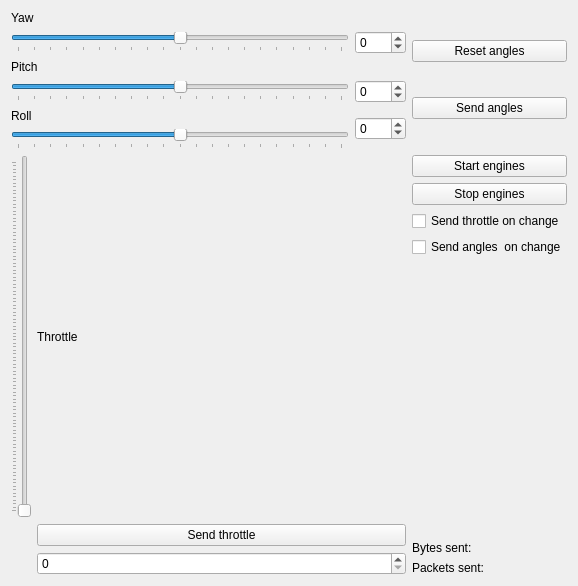
Qt form FlightController/Python/GraphicalController/gui.ui (debnera/arduino-quadcopter) before a commit.
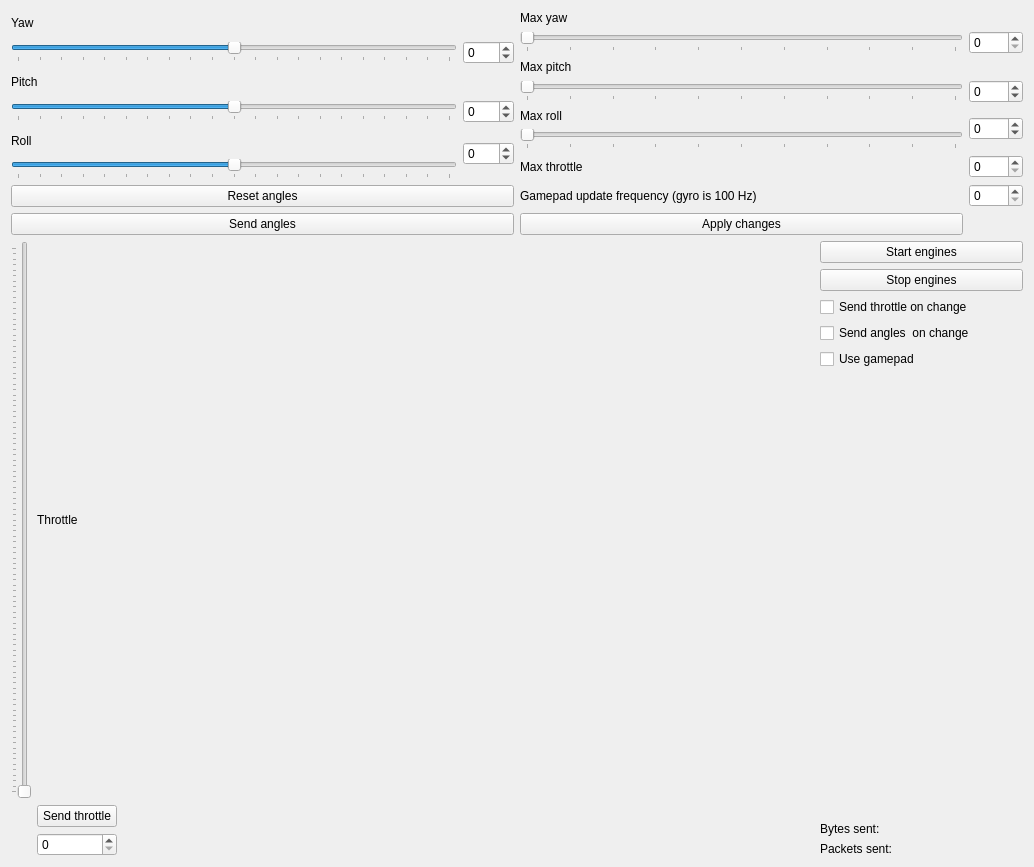
The same form after that commit.

Commit message: GraphicalController: Added more buttons and boxes for setting limits.

The edit to the form file:
```diff
--- a/FlightController/Python/GraphicalController/gui.ui
+++ b/FlightController/Python/GraphicalController/gui.ui
@@ -6,172 +6,22 @@
    <rect>
     <x>0</x>
     <y>0</y>
-    <width>578</width>
-    <height>586</height>
+    <width>1034</width>
+    <height>867</height>
    </rect>
   </property>
   <property name="windowTitle">
    <string>Form</string>
   </property>
-  <layout class="QGridLayout" name="gridLayout_3">
-   <item row="0" column="0">
-    <layout class="QGridLayout" name="gridLayout">
-     <item row="1" column="1">
-      <widget class="QSpinBox" name="angles_yaw_spinBox">
-       <property name="minimum">
-        <number>-100</number>
-       </property>
-       <property name="maximum">
-        <number>100</number>
-       </property>
-      </widget>
-     </item>
-     <item row="4" column="0">
-      <widget class="QLabel" name="roll_label">
-       <property name="text">
-        <string>Roll</string>
-       </property>
-      </widget>
-     </item>
-     <item row="4" column="1" rowspan="2">
-      <widget class="QSpinBox" name="angles_roll_spinBox">
-       <property name="minimum">
-        <number>-100</number>
-       </property>
-       <property name="maximum">
-        <number>100</number>
-       </property>
-      </widget>
-     </item>
-     <item row="5" column="0">
-      <widget class="QSlider" name="angles_roll_slider">
-       <property name="mouseTracking">
-        <bool>false</bool>
-       </property>
-       <property name="minimum">
-        <number>-100</number>
-       </property>
-       <property name="maximum">
-        <number>100</number>
-       </property>
-       <property name="orientation">
-        <enum>Qt::Horizontal</enum>
-       </property>
-       <property name="tickPosition">
-        <enum>QSlider::TicksBelow</enum>
-       </property>
-       <property name="tickInterval">
-        <number>10</number>
-       </property>
-      </widget>
-     </item>
-     <item row="2" column="0">
-      <widget class="QLabel" name="pitch_label">
-       <property name="text">
-        <string>Pitch</string>
-       </property>
-      </widget>
-     </item>
-     <item row="3" column="1">
-      <widget class="QSpinBox" name="angles_pitch_spinBox">
-       <property name="minimum">
-        <number>-100</number>
-       </property>
-       <property name="maximum">
-        <number>100</number>
-       </property>
-      </widget>
-     </item>
-     <item row="3" column="0">
-      <widget class="QSlider" name="angles_pitch_slider">
-       <property name="minimum">
-        <number>-100</number>
-       </property>
-       <property name="maximum">
-        <number>100</number>
-       </property>
-       <property name="orientation">
-        <enum>Qt::Horizontal</enum>
-       </property>
-       <property name="tickPosition">
-        <enum>QSlider::TicksBelow</enum>
-       </property>
-       <property name="tickInterval">
-        <number>10</number>
-       </property>
-      </widget>
-     </item>
-     <item row="1" column="0">
-      <widget class="QSlider" name="angles_yaw_slider">
-       <property name="minimum">
-        <number>-100</number>
-       </property>
-       <property name="maximum">
-        <number>100</number>
-       </property>
-       <property name="orientation">
-        <enum>Qt::Horizontal</enum>
-       </property>
-       <property name="tickPosition">
-        <enum>QSlider::TicksBelow</enum>
-       </property>
-       <property name="tickInterval">
-        <number>10</number>
-       </property>
-      </widget>
-     </item>
-     <item row="0" column="0">
-      <widget class="QLabel" name="yaw_label">
-       <property name="text">
-        <string>Yaw</string>
-       </property>
-      </widget>
-     </item>
-    </layout>
-   </item>
-   <item row="1" column="0">
-    <layout class="QGridLayout" name="gridLayout_2">
-     <item row="0" column="1">
-      <widget class="QLabel" name="throttle_label">
-       <property name="text">
-        <string>Throttle</string>
-       </property>
-      </widget>
-     </item>
-     <item row="0" column="0">
-      <widget class="QSlider" name="throttle_slider">
-       <property name="maximum">
-        <number>1000</number>
-       </property>
-       <property name="orientation">
-        <enum>Qt::Vertical</enum>
-       </property>
-       <property name="tickPosition">
-        <enum>QSlider::TicksAbove</enum>
-       </property>
-       <property name="tickInterval">
-        <number>10</number>
-       </property>
-      </widget>
-     </item>
-     <item row="2" column="1">
-      <widget class="QSpinBox" name="throttle_spinBox">
-       <property name="maximum">
-        <number>1000</number>
-       </property>
-      </widget>
-     </item>
-     <item row="1" column="1">
-      <widget class="QPushButton" name="throttle_send_btn">
-       <property name="text">
-        <string>Send throttle</string>
-       </property>
-      </widget>
-     </item>
-    </layout>
-   </item>
-   <item row="1" column="1">
+  <layout class="QGridLayout" name="gridLayout_4">
+   <item row="2" column="1">
     <layout class="QVBoxLayout" name="verticalLayout">
+     <property name="leftMargin">
+      <number>300</number>
+     </property>
+     <item>
+      <layout class="QHBoxLayout" name="horizontalLayout_2"/>
+     </item>
      <item>
       <widget class="QPushButton" name="start_btn">
        <property name="text">
@@ -200,6 +50,13 @@
        </property>
       </widget>
      </item>
+     <item>
+      <widget class="QCheckBox" name="use_gamepad_bool">
+       <property name="text">
+        <string>Use gamepad</string>
+       </property>
+      </widget>
+     </item>
      <item>
       <spacer name="verticalSpacer">
        <property name="orientation">
@@ -229,7 +86,268 @@
      </item>
     </layout>
    </item>
-   <item row="0" column="1">
+   <item row="0" column="0">
+    <layout class="QGridLayout" name="gridLayout">
+     <item row="1" column="1">
+      <widget class="QSpinBox" name="angles_yaw_spinBox">
+       <property name="minimum">
+        <number>-100</number>
+       </property>
+       <property name="maximum">
+        <number>100</number>
+       </property>
+      </widget>
+     </item>
+     <item row="4" column="0">
+      <widget class="QLabel" name="roll_label">
+       <property name="text">
+        <string>Roll</string>
+       </property>
+      </widget>
+     </item>
+     <item row="4" column="1" rowspan="2">
+      <widget class="QSpinBox" name="angles_roll_spinBox">
+       <property name="minimum">
+        <number>-100</number>
+       </property>
+       <property name="maximum">
+        <number>100</number>
+       </property>
+      </widget>
+     </item>
+     <item row="5" column="0">
+      <widget class="QSlider" name="angles_roll_slider">
+       <property name="mouseTracking">
+        <bool>false</bool>
+       </property>
+       <property name="minimum">
+        <number>-100</number>
+       </property>
+       <property name="maximum">
+        <number>100</number>
+       </property>
+       <property name="orientation">
+        <enum>Qt::Horizontal</enum>
+       </property>
+       <property name="tickPosition">
+        <enum>QSlider::TicksBelow</enum>
+       </property>
+       <property name="tickInterval">
+        <number>10</number>
+       </property>
+      </widget>
+     </item>
+     <item row="2" column="0">
+      <widget class="QLabel" name="pitch_label">
+       <property name="text">
+        <string>Pitch</string>
+       </property>
+      </widget>
+     </item>
+     <item row="3" column="1">
+      <widget class="QSpinBox" name="angles_pitch_spinBox">
+       <property name="minimum">
+        <number>-100</number>
+       </property>
+       <property name="maximum">
+        <number>100</number>
+       </property>
+      </widget>
+     </item>
+     <item row="3" column="0">
+      <widget class="QSlider" name="angles_pitch_slider">
+       <property name="minimum">
+        <number>-100</number>
+       </property>
+       <property name="maximum">
+        <number>100</number>
+       </property>
+       <property name="orientation">
+        <enum>Qt::Horizontal</enum>
+       </property>
+       <property name="tickPosition">
+        <enum>QSlider::TicksBelow</enum>
+       </property>
+       <property name="tickInterval">
+        <number>10</number>
+       </property>
+      </widget>
+     </item>
+     <item row="1" column="0">
+      <widget class="QSlider" name="angles_yaw_slider">
+       <property name="minimum">
+        <number>-100</number>
+       </property>
+       <property name="maximum">
+        <number>100</number>
+       </property>
+       <property name="orientation">
+        <enum>Qt::Horizontal</enum>
+       </property>
+       <property name="tickPosition">
+        <enum>QSlider::TicksBelow</enum>
+       </property>
+       <property name="tickInterval">
+        <number>10</number>
+       </property>
+      </widget>
+     </item>
+     <item row="0" column="0">
+      <widget class="QLabel" name="yaw_label">
+       <property name="text">
+        <string>Yaw</string>
+       </property>
+      </widget>
+     </item>
+    </layout>
+   </item>
+   <item row="0" column="1" rowspan="2">
+    <layout class="QGridLayout" name="gridLayout_3">
+     <item row="4" column="1" rowspan="2">
+      <widget class="QSpinBox" name="roll_max_spinbox">
+       <property name="minimum">
+        <number>-100</number>
+       </property>
+       <property name="maximum">
+        <number>100</number>
+       </property>
+      </widget>
+     </item>
+     <item row="4" column="0">
+      <widget class="QLabel" name="roll_label_2">
+       <property name="text">
+        <string>Max roll</string>
+       </property>
+      </widget>
+     </item>
+     <item row="1" column="1">
+      <widget class="QSpinBox" name="yaw_max_spinbox">
+       <property name="minimum">
+        <number>0</number>
+       </property>
+       <property name="maximum">
+        <number>100</number>
+       </property>
+      </widget>
+     </item>
+     <item row="5" column="0">
+      <widget class="QSlider" name="roll_max_slider">
+       <property name="mouseTracking">
+        <bool>false</bool>
+       </property>
+       <property name="minimum">
+        <number>0</number>
+       </property>
+       <property name="maximum">
+        <number>100</number>
+       </property>
+       <property name="orientation">
+        <enum>Qt::Horizontal</enum>
+       </property>
+       <property name="tickPosition">
+        <enum>QSlider::TicksBelow</enum>
+       </property>
+       <property name="tickInterval">
+        <number>10</number>
+       </property>
+      </widget>
+     </item>
+     <item row="3" column="1">
+      <widget class="QSpinBox" name="pitch_max_spinbox">
+       <property name="minimum">
+        <number>-100</number>
+       </property>
+       <property name="maximum">
+        <number>100</number>
+       </property>
+      </widget>
+     </item>
+     <item row="1" column="0">
+      <widget class="QSlider" name="yaw_max_slider">
+       <property name="minimum">
+        <number>0</number>
+       </property>
+       <property name="maximum">
+        <number>100</number>
+       </property>
+       <property name="orientation">
+        <enum>Qt::Horizontal</enum>
+       </property>
+       <property name="tickPosition">
+        <enum>QSlider::TicksBelow</enum>
+       </property>
+       <property name="tickInterval">
+        <number>10</number>
+       </property>
+      </widget>
+     </item>
+     <item row="3" column="0">
+      <widget class="QSlider" name="pitch_max_slider">
+       <property name="minimum">
+        <number>0</number>
+       </property>
+       <property name="maximum">
+        <number>100</number>
+       </property>
+       <property name="orientation">
+        <enum>Qt::Horizontal</enum>
+       </property>
+       <property name="tickPosition">
+        <enum>QSlider::TicksBelow</enum>
+       </property>
+       <property name="tickInterval">
+        <number>10</number>
+       </property>
+      </widget>
+     </item>
+     <item row="0" column="0">
+      <widget class="QLabel" name="yaw_label_2">
+       <property name="text">
+        <string>Max yaw</string>
+       </property>
+      </widget>
+     </item>
+     <item row="2" column="0">
+      <widget class="QLabel" name="pitch_label_2">
+       <property name="text">
+        <string>Max pitch</string>
+       </property>
+      </widget>
+     </item>
+     <item row="6" column="0">
+      <widget class="QLabel" name="label">
+       <property name="text">
+        <string>Max throttle</string>
+       </property>
+      </widget>
+     </item>
+     <item row="8" column="0">
+      <widget class="QPushButton" name="max_apply">
+       <property name="text">
+        <string>Apply changes</string>
+       </property>
+      </widget>
+     </item>
+     <item row="6" column="1">
+      <widget class="QSpinBox" name="throttle_max_spinBox">
+       <property name="maximum">
+        <number>2000</number>
+       </property>
+      </widget>
+     </item>
+     <item row="7" column="1">
+      <widget class="QSpinBox" name="gamepad_frequency_spinBox"/>
+     </item>
+     <item row="7" column="0">
+      <widget class="QLabel" name="label_2">
+       <property name="text">
+        <string>Gamepad update frequency (gyro is 100 Hz)</string>
+       </property>
+      </widget>
+     </item>
+    </layout>
+   </item>
+   <item row="1" column="0">
     <layout class="QVBoxLayout" name="verticalLayout_2">
      <item>
       <widget class="QPushButton" name="angles_reset_btn">
@@ -247,6 +365,66 @@
      </item>
     </layout>
    </item>
+   <item row="2" column="0">
+    <layout class="QGridLayout" name="gridLayout_2">
+     <item row="2" column="1">
+      <widget class="QSpinBox" name="throttle_spinBox">
+       <property name="maximum">
+        <number>1000</number>
+       </property>
+      </widget>
+     </item>
+     <item row="0" column="0">
+      <widget class="QSlider" name="throttle_slider">
+       <property name="maximum">
+        <number>1000</number>
+       </property>
+       <property name="singleStep">
+        <number>10</number>
+       </property>
+       <property name="pageStep">
+        <number>100</number>
+       </property>
+       <property name="orientation">
+        <enum>Qt::Vertical</enum>
+       </property>
+       <property name="tickPosition">
+        <enum>QSlider::TicksAbove</enum>
+       </property>
+       <property name="tickInterval">
+        <number>10</number>
+       </property>
+      </widget>
+     </item>
+     <item row="1" column="1">
+      <widget class="QPushButton" name="throttle_send_btn">
+       <property name="text">
+        <string>Send throttle</string>
+       </property>
+      </widget>
+     </item>
+     <item row="0" column="1">
+      <widget class="QLabel" name="throttle_label">
+       <property name="text">
+        <string>Throttle</string>
+       </property>
+      </widget>
+     </item>
+     <item row="1" column="2">
+      <spacer name="horizontalSpacer">
+       <property name="orientation">
+        <enum>Qt::Horizontal</enum>
+       </property>
+       <property name="sizeHint" stdset="0">
+        <size>
+         <width>40</width>
+         <height>20</height>
+        </size>
+       </property>
+      </spacer>
+     </item>
+    </layout>
+   </item>
   </layout>
  </widget>
  <resources/>
```
Left out of the diff: 162 changed lines with no effect on the pictures. The commit also changes 1 other file.
